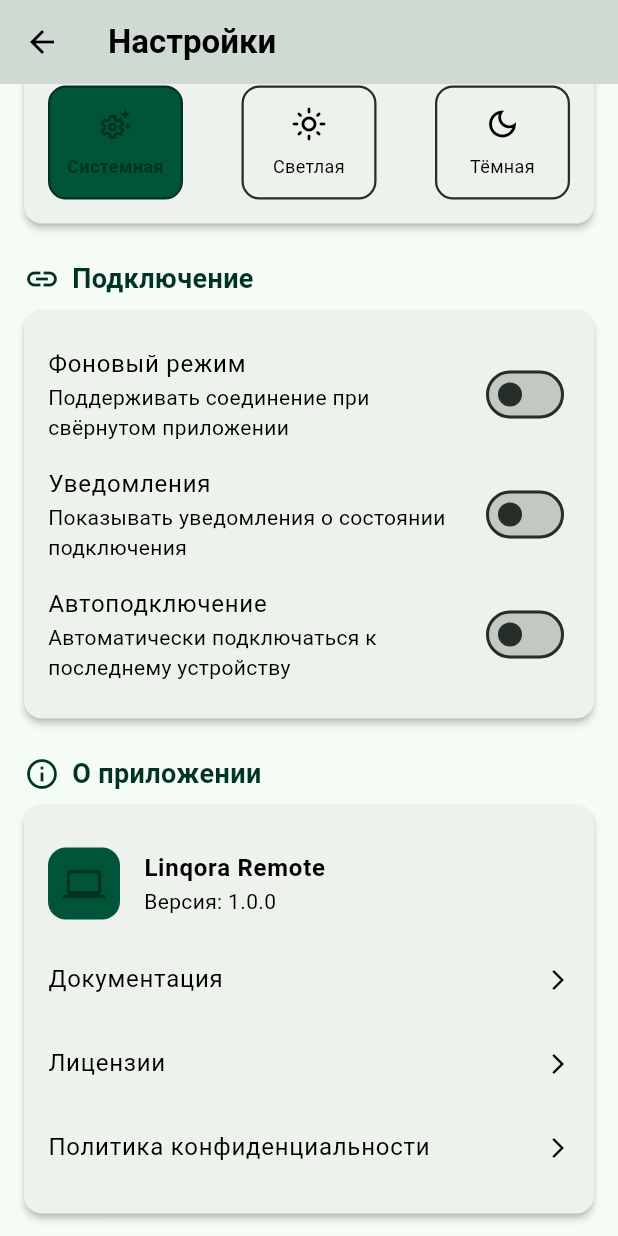
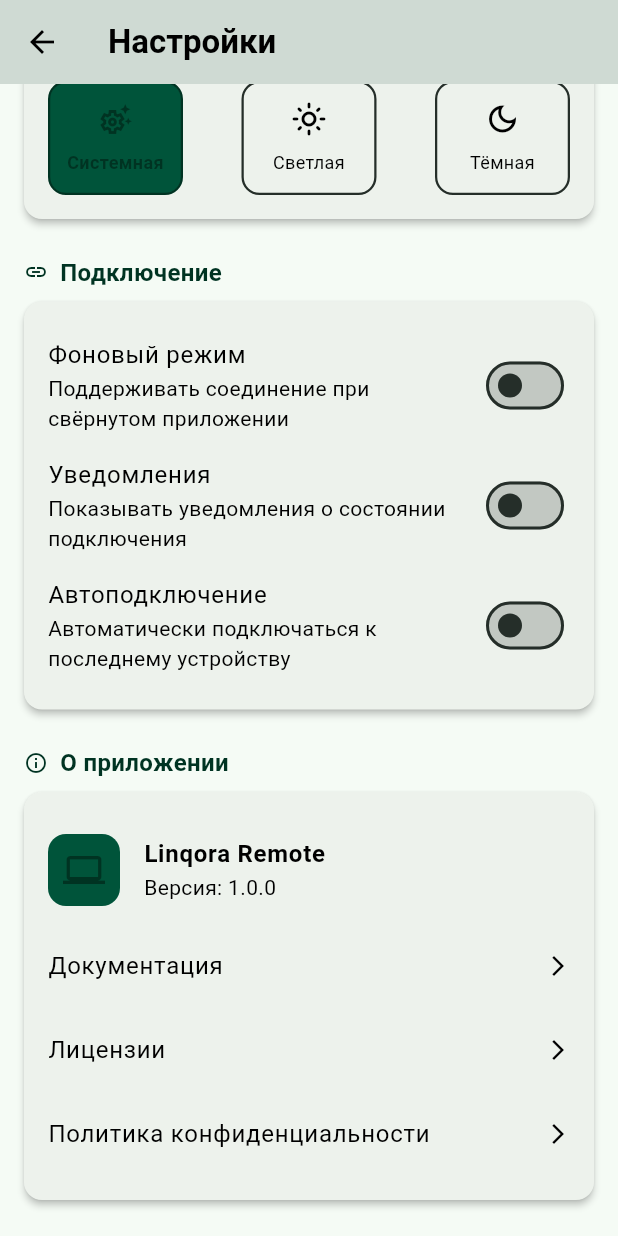
Before and after one commit to pasichDev/linqora, a Flutter app: the SettingsPage screen opened by its route, scrolled down 359 dp, on a phone screen of 412 x 824 dp. Run offline on Flutter 3.47's test engine with Material 3 defaults, Android fonts, the phone set to English and light mode, and no system bars; our stand-ins replace connectivity_plus, device_info_plus, fl_chart, flutter_local_notifications, get, get_storage and 4 more; missing offline and left inert: flutter_background_service; accounts and stored records are empty; statements that could not run were skipped.

Commit message:
min clean code

```diff
--- a/linqoraremote/lib/presentation/controllers/device_home_controller.dart
+++ b/linqoraremote/lib/presentation/controllers/device_home_controller.dart
@@ -39,7 +39,6 @@ class DeviceHomeController extends GetxController with WidgetsBindingObserver {
 
   final List<bool> _recentPingResults = [];
   final int _slidingWindowSize = 5;
-
 
   @override
   void onInit() {
@@ -244,7 +243,6 @@ class DeviceHomeController extends GetxController with WidgetsBindingObserver {
 
       // Получаем настройки уведомлений
       final settingsController = Get.find<SettingsController>();
-      //final notificationsEnabled = settingsController.enableNotifications.value;
 
       // Первым делом проверим, не запущен ли уже сервис
       if (await BackgroundConnectionService.isRunning()) {
@@ -418,7 +416,7 @@ class DeviceHomeController extends GetxController with WidgetsBindingObserver {
 
     _connectionCheckTimer = Timer.periodic(
       getCurrentPingInterval(settings.backgroundMode.value),
-          (timer) {
+      (timer) {
         if (!webSocketProvider.isConnected) {
           _handleConnectionLost('WebSocket соединение закрыто');
           return;
@@ -426,12 +424,15 @@ class DeviceHomeController extends GetxController with WidgetsBindingObserver {
 
         // Проверяем статистику в скользящем окне
         if (_recentPingResults.length >= _slidingWindowSize) {
-          int failedCount = _recentPingResults.where((success) => !success).length;
+          int failedCount =
+              _recentPingResults.where((success) => !success).length;
           double failRate = failedCount / _recentPingResults.length;
 
           // Если более 70% пингов в окне не получили ответ - разрываем соединение
           if (failRate > 0.7) {
-            _handleConnectionLost('Нестабильное соединение: ${(failRate * 100).toInt()}% потерянных пакетов');
+            _handleConnectionLost(
+              'Нестабильное соединение: ${(failRate * 100).toInt()}% потерянных пакетов',
+            );
             return;
           }
         }
@@ -443,10 +444,8 @@ class DeviceHomeController extends GetxController with WidgetsBindingObserver {
             _recentPingResults.removeAt(0);
           }
 
-          final pingId = DateTime.now().millisecondsSinceEpoch.toString();
           webSocketProvider.sendPing();
-        } catch (_) {
-        }
+        } catch (_) {}
       },
     );
   }
--- a/linqoraremote/lib/presentation/pages/settings_page.dart
+++ b/linqoraremote/lib/presentation/pages/settings_page.dart
@@ -1,10 +1,11 @@
 import 'package:flutter/material.dart';
 import 'package:get/get.dart';
 import 'package:linqoraremote/presentation/controllers/settings_controller.dart';
-import 'package:linqoraremote/presentation/widgets/sponsor_card.dart';
+import 'package:linqoraremote/presentation/widgets/settings/sponsor_card.dart';
 
 import '../../core/constants/urls.dart';
 import '../../core/utils/lauch_url.dart';
+import '../widgets/settings/section_header.dart';
 
 class SettingsPage extends GetView<SettingsController> {
   const SettingsPage({super.key});
@@ -39,23 +40,6 @@ class SettingsPage extends GetView<SettingsController> {
     );
   }
 
-  Widget _buildSectionHeader(String title, IconData icon) {
-    return Row(
-      children: [
-        Icon(icon, color: Get.theme.colorScheme.primary),
-        const SizedBox(width: 8),
-        Text(
-          title,
-          style: TextStyle(
-            fontSize: 18,
-            fontWeight: FontWeight.bold,
-            color: Get.theme.colorScheme.primary,
-          ),
-        ),
-      ],
-    );
-  }
-
   Widget _buildCard(BuildContext context, Widget child) {
     return Card(
       elevation: 2,
@@ -69,7 +53,7 @@ class SettingsPage extends GetView<SettingsController> {
     return Column(
       crossAxisAlignment: CrossAxisAlignment.start,
       children: [
-        _buildSectionHeader('Оформление', Icons.palette_outlined),
+        SectionHeader(title: "Оформление", icon: Icons.palette_outlined),
         _buildCard(
           context,
           Column(
@@ -174,7 +158,7 @@ class SettingsPage extends GetView<SettingsController> {
     return Column(
       crossAxisAlignment: CrossAxisAlignment.start,
       children: [
-        _buildSectionHeader('Подключение', Icons.link_outlined),
+        SectionHeader(title: "Подключение", icon: Icons.link_outlined),
         _buildCard(
           context,
           Column(
@@ -248,7 +232,7 @@ class SettingsPage extends GetView<SettingsController> {
     return Column(
       crossAxisAlignment: CrossAxisAlignment.start,
       children: [
-        _buildSectionHeader('О приложении', Icons.info_outline),
+        SectionHeader(title: "О приложении", icon: Icons.info_outline),
         _buildCard(
           context,
           Column(
@@ -302,64 +286,4 @@ class SettingsPage extends GetView<SettingsController> {
       ],
     );
   }
-
-  /*
-  Widget _buildSponsorshipSection(BuildContext context) {
-    return Column(
-      crossAxisAlignment: CrossAxisAlignment.start,
-      children: [
-        _buildSectionHeader('Поддержка проекта', Icons.favorite_outline),
-        _buildCard(
-          context,
-          Column(
-            children: [
-              const Text(
-                'Linqora — это проект с открытым исходным кодом, разрабатываемый энтузиастами. Вы можете помочь проекту, став спонсором или поделившись отзывом.',
-                style: TextStyle(fontSize: 14, height: 1.4),
-              ),
-              const SizedBox(height: 20),
-              Row(
-                mainAxisAlignment: MainAxisAlignment.spaceBetween,
-                children: [
-                  ElevatedButton.icon(
-                    icon: const Icon(Icons.favorite),
-                    label: const Text('Поддержать проект'),
-                    style: ElevatedButton.styleFrom(
-                      backgroundColor: Get.theme.colorScheme.primary,
-                      foregroundColor: Get.theme.colorScheme.onPrimary,
-                      padding: const EdgeInsets.symmetric(
-                        vertical: 12,
-                        horizontal: 16,
-                      ),
-                      shape: RoundedRectangleBorder(
-                        borderRadius: BorderRadius.circular(12),
-                      ),
-                    ),
-                    onPressed: () => launchUrlHandler(supportLinqora),
-                  ),
-                  const SizedBox(height: 12),
-                  OutlinedButton.icon(
-                    icon: const Icon(Icons.star_outline),
-                    label: const Text('Оставить отзыв'),
-                    style: OutlinedButton.styleFrom(
-                      padding: const EdgeInsets.symmetric(
-                        vertical: 12,
-                        horizontal: 16,
-                      ),
-                      shape: RoundedRectangleBorder(
-                        borderRadius: BorderRadius.circular(12),
-                      ),
-                    ),
-                    onPressed: () => launchUrlHandler(sendFeedback),
-                  ),
-                ],
-              ),
-            ],
-          ),
-        ),
-      ],
-    );
-  }
-
- */
 }
--- a/linqoraremote/lib/presentation/widgets/dashboard_screen.dart
+++ b/linqoraremote/lib/presentation/widgets/dashboard_screen.dart
@@ -1,7 +1,7 @@
 import 'package:flutter/material.dart';
 import 'package:get/get.dart';
 import 'package:linqoraremote/presentation/controllers/settings_controller.dart';
-import 'package:linqoraremote/presentation/widgets/sponsor_card.dart';
+import 'package:linqoraremote/presentation/widgets/settings/sponsor_card.dart';
 
 import '../controllers/device_home_controller.dart';
 import '../dashboard_items.dart';
--- /dev/null
+++ b/linqoraremote/lib/presentation/widgets/settings/section_header.dart
@@ -0,0 +1,27 @@
+import 'package:flutter/material.dart';
+import 'package:get/get.dart';
+
+class SectionHeader extends StatelessWidget {
+  final String title;
+  final IconData icon;
+
+  const SectionHeader({super.key, required this.title, required this.icon});
+
+  @override
+  Widget build(BuildContext context) {
+    return Row(
+      children: [
+        Icon(icon, color: Get.theme.colorScheme.primary, size: 16),
+        const SizedBox(width: 8),
+        Text(
+          title,
+          style: TextStyle(
+            fontSize: 16,
+            fontWeight: FontWeight.bold,
+            color: Get.theme.colorScheme.primary,
+          ),
+        ),
+      ],
+    );
+  }
+}
--- a/linqoraremote/lib/presentation/widgets/sponsor_card.dart
+++ b/linqoraremote/lib/presentation/widgets/settings/sponsor_card.dart
@@ -1,8 +1,9 @@
 import 'package:flutter/material.dart';
 import 'package:get/get.dart';
+import 'package:linqoraremote/presentation/widgets/settings/section_header.dart';
 
-import '../../core/constants/urls.dart';
-import '../../core/utils/lauch_url.dart';
+import '../../../core/constants/urls.dart';
+import '../../../core/utils/lauch_url.dart';
 
 class SponsorCard extends StatelessWidget {
   final VoidCallback? onClose;
@@ -20,24 +21,11 @@ class SponsorCard extends StatelessWidget {
             Row(
               mainAxisAlignment: MainAxisAlignment.spaceBetween,
               children: [
-                Row(
-                  children: [
-                    Icon(
-                      Icons.favorite_outline,
-                      color: Get.theme.colorScheme.primary,
-                      size: 20,
-                    ),
-                    const SizedBox(width: 8),
-                    Text(
-                      'Поддержка проекта',
-                      style: TextStyle(
-                        fontSize: 16,
-                        fontWeight: FontWeight.bold,
-                        color: Get.theme.colorScheme.primary,
-                      ),
-                    ),
-                  ],
+                SectionHeader(
+                  title: "Поддержка проекта",
+                  icon: Icons.favorite_outline,
                 ),
+
                 if (onClose != null)
                   InkWell(onTap: onClose, child: Icon(Icons.close, size: 20)),
               ],
```
